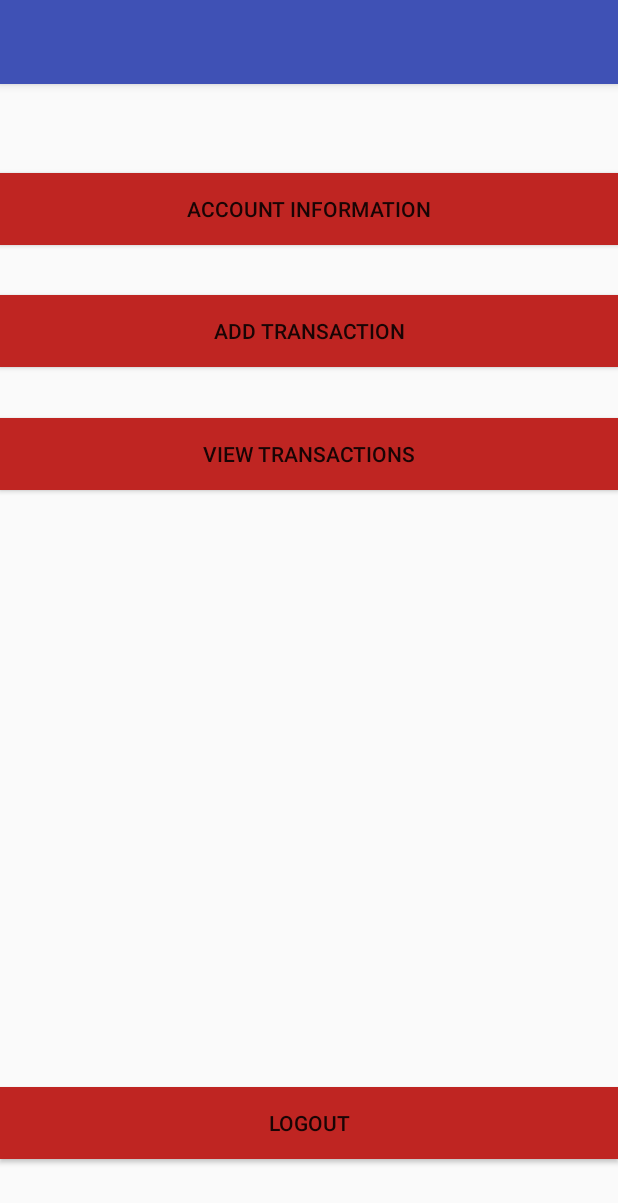
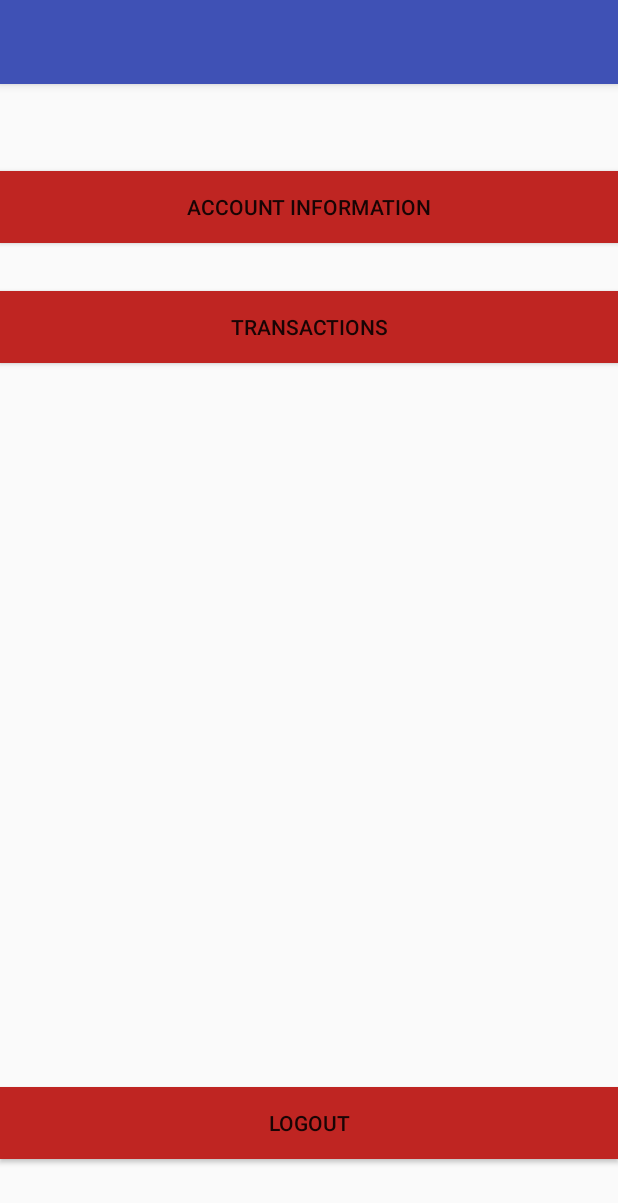
Before and after one commit to azamean/Bank, an Android app: the MainMenu screen opened directly, with no data from a screen before it, on a phone screen of 412 x 824 dp. Shown: the top 1203 px of the screen. Run offline under Robolectric (Android 15) with nearby library versions, the phone set to English and light mode, and no system bars.

```diff
--- a/BankingApp/app/src/main/AndroidManifest.xml
+++ b/BankingApp/app/src/main/AndroidManifest.xml
@@ -27,8 +27,7 @@
         <activity android:name=".newUser" />
         <activity android:name=".Login" />
         <activity android:name=".MainMenu" />
-        <activity android:name=".AccountInformation" />
-        <activity android:name=".AddTransaction"></activity>
+        <activity android:name=".AccountInformation"></activity>
     </application>
 
 </manifest>
--- a/BankingApp/app/src/main/java/marcusobyrne/bankingapp/DBHandler.java
+++ b/BankingApp/app/src/main/java/marcusobyrne/bankingapp/DBHandler.java
@@ -10,7 +10,7 @@ import android.widget.EditText;
 
 public class DBHandler extends SQLiteOpenHelper {
 
-    private static final int DATABASE_VERSION = 2;
+    private static final int DATABASE_VERSION = 1;
     private static final String DATABASE_NAME = "user.db";
     public static final String TABLE_USER = "user";
     public static final String COLUMN_ID = "_id";
--- a/BankingApp/app/src/main/java/marcusobyrne/bankingapp/MainMenu.java
+++ b/BankingApp/app/src/main/java/marcusobyrne/bankingapp/MainMenu.java
@@ -30,12 +30,6 @@ public class MainMenu extends AppCompatActivity {
         startActivity(logout);
     }
 
-    public void addTransaction(View view){
-        Intent addTransaction = new Intent(this, AddTransaction.class);
-        startActivity(addTransaction);
-
-    }
-
 
 
 }
--- a/BankingApp/app/src/main/res/layout/activity_main_menu.xml
+++ b/BankingApp/app/src/main/res/layout/activity_main_menu.xml
@@ -22,34 +22,20 @@
         android:id="@+id/button"
         android:layout_width="match_parent"
         android:layout_height="wrap_content"
-        android:layout_marginTop="59dp"
+        android:layout_alignParentTop="true"
+        android:layout_centerHorizontal="true"
+        android:layout_marginTop="58dp"
         android:background="#bf2522"
         android:onClick="viewAccount"
-        android:text="Account Information"
-        android:layout_alignParentTop="true"
-        android:layout_alignParentLeft="true"
-        android:layout_alignParentStart="true" />
+        android:text="Account Information" />
 
     <Button
         android:id="@+id/button3"
         android:layout_width="match_parent"
         android:layout_height="wrap_content"
-        android:layout_marginTop="33dp"
+        android:layout_marginTop="32dp"
         android:background="#bf2522"
-        android:onClick="addTransaction"
-        android:text="Add Transaction"
+        android:text="Transactions"
         android:layout_below="@+id/button"
-        android:layout_alignParentLeft="true"
-        android:layout_alignParentStart="true" />
-
-    <Button
-        android:id="@+id/button4"
-        android:layout_width="match_parent"
-        android:layout_height="wrap_content"
-        android:layout_below="@+id/button3"
-        android:layout_centerHorizontal="true"
-        android:layout_marginTop="34dp"
-        android:background="#bf2522"
-        android:onClick="viewTransactions"
-        android:text="View Transactions" />
+        android:layout_centerHorizontal="true" />
 </android.widget.RelativeLayout>
```
